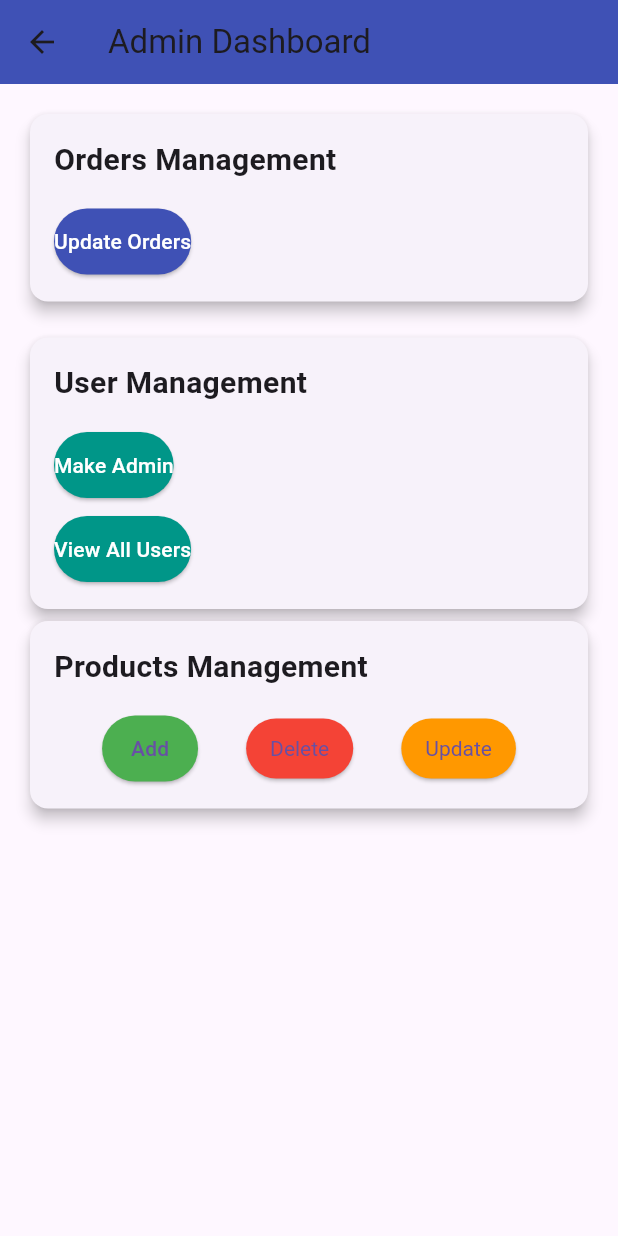
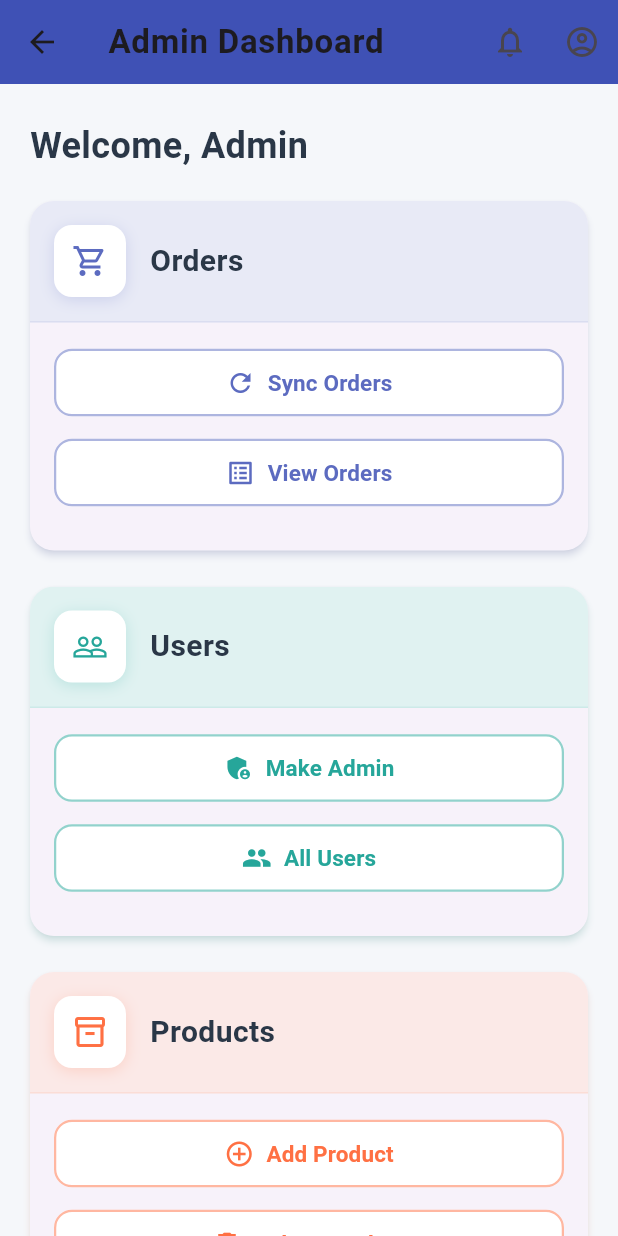
Before and after one commit to Mohamedbasem1/ZamZam-Mobile-App, a Flutter app: the AdminPage screen opened directly, on a phone screen of 412 x 824 dp. Run offline on Flutter 3.47's test engine with Material 3 defaults, Android fonts, the phone set to English and light mode, and no system bars; our stand-ins replace cloud_firestore, firebase_auth, firebase_core, image_picker; accounts and stored records are empty.

Commit message:
Update-adminPage

```diff
--- a/zamzam/lib/pages/admin_page.dart
+++ b/zamzam/lib/pages/admin_page.dart
@@ -3,203 +3,288 @@ import '../services/order_service.dart';
 import '../models/order.dart';
 import 'make_admin_page.dart';
 import 'list_users_page.dart';
+import 'dart:ui';
 
-class AdminPage extends StatefulWidget {
-  @override
-  _AdminPageState createState() => _AdminPageState();
+/// Modern color palette for the Admin Dashboard
+class AppColors {
+  // Primary colors
+  static const Color primary = Color(0xFF3F51B5);      // Indigo
+  static const Color primaryDark = Color(0xFF303F9F);  // Dark Indigo
+  static const Color primaryLight = Color(0xFFE8EAF6); // Light Indigo
+
+  // Section colors
+  static const Color orders = Color(0xFF5C6BC0);       // Indigo 400
+  static const Color ordersLight = Color(0xFFE8EAF6);  // Indigo 50
+
+  static const Color users = Color(0xFF26A69A);        // Teal 400
+  static const Color usersLight = Color(0xFFE0F2F1);   // Teal 50
+
+  static const Color products = Color(0xFFFF7043);     // Deep Orange 400
+  static const Color productsLight = Color(0xFFFBE9E7); // Deep Orange 50
+
+  // UI colors
+  static const Color background = Color(0xFFF5F7FA);
+  static const Color cardBackground = Colors.white;
+  static const Color text = Color(0xFF2A3747);
+  static const Color textSecondary = Color(0xFF6B7A8D);
 }
 
-class _AdminPageState extends State<AdminPage> {
+class AdminPage extends StatelessWidget {
   final OrderService _orderService = OrderService();
-  bool _isLoading = false;
-  String _statusMessage = '';
 
   @override
   Widget build(BuildContext context) {
+    final screenWidth = MediaQuery.of(context).size.width;
+    final isTablet = screenWidth > 600;
+    final cardWidth = isTablet ? (screenWidth - 48) / 2 : screenWidth - 32;
+
     return Scaffold(
+      backgroundColor: AppColors.background,
       appBar: AppBar(
-        title: Text('Admin Dashboard'),
-        backgroundColor: Colors.indigo,
+        backgroundColor: AppColors.primary,
+        title: Text(
+          'Admin Dashboard',
+          style: TextStyle(
+            fontWeight: FontWeight.w600,
+            letterSpacing: 0.5,
+          ),
+        ),
+        elevation: 0,
+        actions: [
+          IconButton(
+            icon: Icon(Icons.notifications_outlined),
+            onPressed: () {},
+          ),
+          IconButton(
+            icon: Icon(Icons.account_circle_outlined),
+            onPressed: () {},
+          ),
+        ],
       ),
-      body: Padding(
-        padding: const EdgeInsets.all(16.0),
+      body: SingleChildScrollView(
+        padding: EdgeInsets.symmetric(horizontal: 16, vertical: 24),
         child: Column(
-          crossAxisAlignment: CrossAxisAlignment.stretch,
+          crossAxisAlignment: CrossAxisAlignment.start,
           children: [
-            // Orders Management Section
-            Card(
-              elevation: 4,
-              child: Padding(
-                padding: const EdgeInsets.all(16.0),
-                child: Column(
-                  crossAxisAlignment: CrossAxisAlignment.start,
-                  children: [
-                    Text(
-                      'Orders Management',
-                      style: TextStyle(
-                        fontSize: 20,
-                        fontWeight: FontWeight.bold,
+            Padding(
+              padding: const EdgeInsets.only(left: 4, bottom: 16),
+              child: Text(
+                'Welcome, Admin',
+                style: TextStyle(
+                  fontSize: 24,
+                  fontWeight: FontWeight.bold,
+                  color: AppColors.text,
+                ),
+              ),
+            ),
+            Wrap(
+              spacing: 16,
+              runSpacing: 16,
+              children: [
+                SectionCard(
+                  width: cardWidth,
+                  icon: Icons.shopping_cart_outlined,
+                  title: 'Orders',
+                  color: AppColors.orders,
+                  lightColor: AppColors.ordersLight,
+                  actions: [
+                    SectionAction(
+                      icon: Icons.refresh,
+                      label: 'Sync Orders',
+                      onTap: () => Navigator.pushNamed(context, '/admin/orders'),
+                    ),
+                    SectionAction(
+                      icon: Icons.list_alt,
+                      label: 'View Orders',
+                      onTap: () => Navigator.pushNamed(context, '/admin/orders'),
+                    ),
+                  ],
+                ),
+                SectionCard(
+                  width: cardWidth,
+                  icon: Icons.people_outline,
+                  title: 'Users',
+                  color: AppColors.users,
+                  lightColor: AppColors.usersLight,
+                  actions: [
+                    SectionAction(
+                      icon: Icons.admin_panel_settings,
+                      label: 'Make Admin',
+                      onTap: () => Navigator.push(
+                        context,
+                        MaterialPageRoute(builder: (_) => MakeAdminPage()),
                       ),
                     ),
-                    SizedBox(height: 16),
-                    ElevatedButton(
-                      onPressed: () {
-                        Navigator.pushNamed(context, '/admin/orders');
-                      },
-                      style: ElevatedButton.styleFrom(
-                        backgroundColor: Colors.indigo,
-                        padding: EdgeInsets.symmetric(vertical: 12),
-                      ),
-                      child: Text(
-                        'Update Orders',
-                        style: TextStyle(color: Colors.white),
+                    SectionAction(
+                      icon: Icons.people,
+                      label: 'All Users',
+                      onTap: () => Navigator.push(
+                        context,
+                        MaterialPageRoute(builder: (_) => ListUsersPage()),
                       ),
                     ),
                   ],
                 ),
-              ),
-            ),
-            SizedBox(height: 16),
-
-            // User Management Section
-            Card(
-              elevation: 4,
-              child: Padding(
-                padding: const EdgeInsets.all(16.0),
-                child: Column(
-                  crossAxisAlignment: CrossAxisAlignment.start,
-                  children: [
-                    Text(
-                      'User Management',
-                      style: TextStyle(
-                        fontSize: 20,
-                        fontWeight: FontWeight.bold,
-                      ),
+                SectionCard(
+                  width: cardWidth,
+                  icon: Icons.inventory_2_outlined,
+                  title: 'Products',
+                  color: AppColors.products,
+                  lightColor: AppColors.productsLight,
+                  actions: [
+                    SectionAction(
+                      icon: Icons.add_circle_outline,
+                      label: 'Add Product',
+                      onTap: () => Navigator.pushNamed(context, '/add_product'),
                     ),
-                    SizedBox(height: 16),
-                    ElevatedButton(
-                      onPressed: () {
-                        Navigator.push(
-                          context,
-                          MaterialPageRoute(builder: (context) => MakeAdminPage()),
-                        );
-                      },
-                      style: ElevatedButton.styleFrom(
-                        backgroundColor: Colors.teal,
-                        padding: EdgeInsets.symmetric(vertical: 12),
-                      ),
-                      child: Text(
-                        'Make Admin',
-                        style: TextStyle(color: Colors.white),
-                      ),
+                    SectionAction(
+                      icon: Icons.delete_outline,
+                      label: 'Delete Product',
+                      onTap: () => Navigator.pushNamed(context, '/delete_product'),
                     ),
-                    SizedBox(height: 8),
-                    ElevatedButton(
-                      onPressed: () {
-                        Navigator.push(
-                          context,
-                          MaterialPageRoute(builder: (context) => ListUsersPage()),
-                        );
-                      },
-                      style: ElevatedButton.styleFrom(
-                        backgroundColor: Colors.teal,
-                        padding: EdgeInsets.symmetric(vertical: 12),
-                      ),
-                      child: Text(
-                        'View All Users',
-                        style: TextStyle(color: Colors.white),
-                      ),
+                    SectionAction(
+                      icon: Icons.edit_outlined,
+                      label: 'Update Product',
+                      onTap: () => Navigator.pushNamed(context, '/update_product'),
                     ),
                   ],
                 ),
-              ),
+              ],
             ),
-                        // Products Control Section
-            Card(
-              elevation: 4,
-              child: Padding(
-                padding: const EdgeInsets.all(16.0),
-                child: Column(
-                  crossAxisAlignment: CrossAxisAlignment.start,
-                  children: [
-                    Text(
-                      'Products Management',
-                      style: TextStyle(
-                        fontSize: 20,
-                        fontWeight: FontWeight.bold,
-                      ),
-                    ),
-                    SizedBox(height: 16),
-                    Row(
-                      mainAxisAlignment: MainAxisAlignment.spaceEvenly,
-                      children: [
-                        ElevatedButton(
-                          onPressed: () {
-                            Navigator.pushNamed(context, '/add_product');
-                          },
-                          style: ElevatedButton.styleFrom(
-                            backgroundColor: Colors.green,
-                            padding: EdgeInsets.symmetric(vertical: 12, horizontal: 16),
-                          ),
-                          child: Text('Add'),
-                        ),
-                        ElevatedButton(
-                          onPressed: () {
-                            Navigator.pushNamed(context, '/delete_product');
-                          },
-                          style: ElevatedButton.styleFrom(
-                            backgroundColor: Colors.red,
-                            textStyle: TextStyle(color: Colors.white),
-                            padding: EdgeInsets.symmetric(vertical: 12, horizontal: 16),
-                          ),
-                          child: Text('Delete'),
-                        ),
-                        ElevatedButton(
-                          onPressed: () {
-                            Navigator.pushNamed(context, '/update_product');
-                          },
-                          style: ElevatedButton.styleFrom(
-                            backgroundColor: Colors.orange,
-                            textStyle: TextStyle(color: Colors.white),
-                            padding: EdgeInsets.symmetric(vertical: 12, horizontal: 16),
-                          ),
-                          child: Text('Update'),
-                        ),
-                      ],
-                    ),
-                  ],
-                ),
-              ),
-            ),
-            SizedBox(height: 16),
-
-            // Status Message
-            if (_isLoading)
-              Center(
-                child: Column(
-                  children: [
-                    CircularProgressIndicator(),
-                    SizedBox(height: 8),
-                    Text(_statusMessage),
-                  ],
-                ),
-              )
-            else if (_statusMessage.isNotEmpty)
-              Card(
-                color: _statusMessage.contains('Error') ? Colors.red[100] : Colors.green[100],
-                child: Padding(
-                  padding: const EdgeInsets.all(16.0),
-                  child: Text(
-                    _statusMessage,
-                    style: TextStyle(
-                      color: _statusMessage.contains('Error') ? Colors.red[900] : Colors.green[900],
-                    ),
-                  ),
-                ),
-              ),
           ],
         ),
       ),
     );
   }
 }
+
+class SectionCard extends StatelessWidget {
+  final double width;
+  final IconData icon;
+  final String title;
+  final Color color;
+  final Color lightColor;
+  final List<SectionAction> actions;
+
+  const SectionCard({
+    Key? key,
+    required this.width,
+    required this.icon,
+    required this.title,
+    required this.color,
+    required this.lightColor,
+    required this.actions,
+  }) : super(key: key);
+
+  @override
+  Widget build(BuildContext context) {
+    return SizedBox(
+      width: width,
+      child: Card(
+        elevation: 2,
+        shadowColor: color.withOpacity(0.3),
+        shape: RoundedRectangleBorder(
+          borderRadius: BorderRadius.circular(16),
+        ),
+        child: ClipRRect(
+          borderRadius: BorderRadius.circular(16),
+          child: Column(
+            crossAxisAlignment: CrossAxisAlignment.start,
+            children: [
+              // Card header
+              Container(
+                padding: EdgeInsets.all(16),
+                decoration: BoxDecoration(
+                  color: lightColor,
+                  border: Border(
+                    bottom: BorderSide(color: color.withOpacity(0.1), width: 1),
+                  ),
+                ),
+                child: Row(
+                  children: [
+                    Container(
+                      padding: EdgeInsets.all(12),
+                      decoration: BoxDecoration(
+                        color: Colors.white,
+                        borderRadius: BorderRadius.circular(12),
+                        boxShadow: [
+                          BoxShadow(
+                            color: color.withOpacity(0.2),
+                            blurRadius: 8,
+                            offset: Offset(0, 2),
+                          ),
+                        ],
+                      ),
+                      child: Icon(icon, color: color, size: 24),
+                    ),
+                    SizedBox(width: 16),
+                    Text(
+                      title,
+                      style: TextStyle(
+                        fontSize: 20,
+                        fontWeight: FontWeight.bold,
+                        color: AppColors.text,
+                        letterSpacing: 0.3,
+                      ),
+                    ),
+                  ],
+                ),
+              ),
+
+              // Card actions
+              Padding(
+                padding: EdgeInsets.all(16),
+                child: Column(
+                  crossAxisAlignment: CrossAxisAlignment.stretch,
+                  children: actions.map((action) => Padding(
+                    padding: EdgeInsets.only(bottom: 12),
+                    child: ElevatedButton(
+                      style: ElevatedButton.styleFrom(
+                        backgroundColor: Colors.white,
+                        foregroundColor: color,
+                        surfaceTintColor: Colors.transparent,
+                        elevation: 0,
+                        padding: EdgeInsets.symmetric(vertical: 12, horizontal: 16),
+                        shape: RoundedRectangleBorder(
+                          borderRadius: BorderRadius.circular(12),
+                          side: BorderSide(color: color.withOpacity(0.5), width: 1.5),
+                        ),
+                      ),
+                      onPressed: action.onTap,
+                      child: Row(
+                        mainAxisAlignment: MainAxisAlignment.center,
+                        children: [
+                          Icon(action.icon, size: 20),
+                          SizedBox(width: 8),
+                          Text(
+                            action.label,
+                            style: TextStyle(
+                              fontWeight: FontWeight.w600,
+                              fontSize: 15,
+                            ),
+                          ),
+                        ],
+                      ),
+                    ),
+                  )).toList(),
+                ),
+              ),
+            ],
+          ),
+        ),
+      ),
+    );
+  }
+}
+
+class SectionAction {
+  final IconData icon;
+  final String label;
+  final VoidCallback onTap;
+
+  SectionAction({
+    required this.icon,
+    required this.label,
+    required this.onTap,
+  });
+}
--- a/zamzam/lib/pages/cart_page.dart
+++ b/zamzam/lib/pages/cart_page.dart
@@ -2,7 +2,7 @@ import 'package:flutter/material.dart';
 import '../services/cart_service.dart';
 import '../services/firebase_service.dart';
 import '../widgets/quantity_selector.dart';
-
+//MOstafa
 class CartPage extends StatefulWidget {
   final Function(int)? onNavigate;
 
--- a/zamzam/lib/pages/login_page.dart
+++ b/zamzam/lib/pages/login_page.dart
@@ -1,6 +1,6 @@
 import 'package:flutter/material.dart';
 import '../services/firebase_service.dart';
-
+//Mostafa
 class LoginPage extends StatefulWidget {
   @override
   _LoginPageState createState() => _LoginPageState();
--- a/zamzam/lib/pages/signup_page.dart
+++ b/zamzam/lib/pages/signup_page.dart
@@ -1,7 +1,7 @@
 import 'package:flutter/material.dart';
 import 'package:cloud_firestore/cloud_firestore.dart';
 import '../services/firebase_service.dart';
-
+//Hesham
 class SignupPage extends StatefulWidget {
   @override
   _SignupPageState createState() => _SignupPageState();
--- a/zamzam/lib/pages/welcome_page.dart
+++ b/zamzam/lib/pages/welcome_page.dart
@@ -1,5 +1,5 @@
 import 'package:flutter/material.dart';
-
+//Hesham
 class WelcomePage extends StatelessWidget {
   @override
   Widget build(BuildContext context) {
--- a/zamzam/lib/pages/wishlist_page.dart
+++ b/zamzam/lib/pages/wishlist_page.dart
@@ -3,7 +3,7 @@ import '../services/favorite_service.dart';
 import '../services/cart_service.dart';
 import '../services/api_services.dart' show Product;
 import '../services/firebase_service.dart';
-
+//Mostafa
 class WishlistPage extends StatefulWidget {
   final Function(int)? onNavigate;
 
```
Also changed, not shown: zamzam/flutter_01.png (added), 126 other files.
